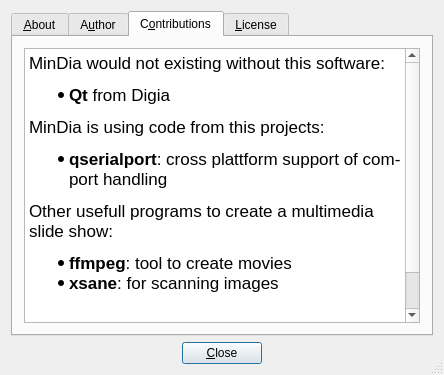
First picture: the form in src/AboutExtDlg4.ui, repository mneuroth/MinDia, before the edit.
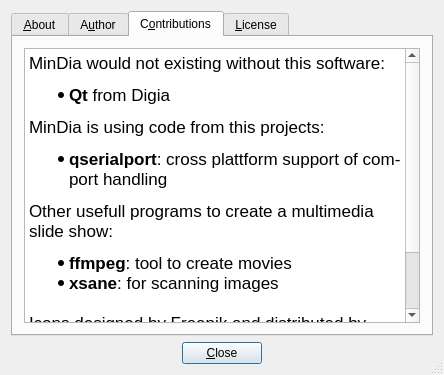
Second picture: the form after the edit. The open tabs and pages were chosen to show the change.

Commit message: Update about information

The edit to the form file:
```diff
--- a/src/AboutExtDlg4.ui
+++ b/src/AboutExtDlg4.ui
@@ -139,16 +139,17 @@
           <string>&lt;!DOCTYPE HTML PUBLIC &quot;-//W3C//DTD HTML 4.0//EN&quot; &quot;http://www.w3.org/TR/REC-html40/strict.dtd&quot;&gt;
 &lt;html&gt;&lt;head&gt;&lt;meta name=&quot;qrichtext&quot; content=&quot;1&quot; /&gt;&lt;style type=&quot;text/css&quot;&gt;
 p, li { white-space: pre-wrap; }
-&lt;/style&gt;&lt;/head&gt;&lt;body style=&quot; font-family:'.Lucida Grande UI'; font-size:13pt; font-weight:400; font-style:normal;&quot;&gt;
-&lt;p style=&quot; margin-top:0px; margin-bottom:0px; margin-left:0px; margin-right:0px; -qt-block-indent:0; text-indent:0px;&quot;&gt;&lt;span style=&quot; font-family:'Lucida Grande';&quot;&gt;MinDia would not existing without this software:&lt;/span&gt;&lt;/p&gt;
-&lt;ul style=&quot;margin-top: 0px; margin-bottom: 0px; margin-left: 0px; margin-right: 0px; -qt-list-indent: 1;&quot;&gt;&lt;li style=&quot; font-family:'Lucida Grande';&quot; style=&quot; margin-top:12px; margin-bottom:12px; margin-left:0px; margin-right:0px; -qt-block-indent:0; text-indent:0px;&quot;&gt;&lt;span style=&quot; font-weight:600;&quot;&gt;Qt&lt;/span&gt; from Digia&lt;/li&gt;&lt;/ul&gt;
-&lt;p style=&quot; margin-top:12px; margin-bottom:12px; margin-left:0px; margin-right:0px; -qt-block-indent:0; text-indent:0px;&quot;&gt;&lt;span style=&quot; font-family:'Lucida Grande';&quot;&gt;MinDia is using code from this projects:&lt;/span&gt;&lt;/p&gt;
-&lt;ul style=&quot;margin-top: 0px; margin-bottom: 0px; margin-left: 0px; margin-right: 0px; -qt-list-indent: 1;&quot;&gt;&lt;li style=&quot; font-family:'Lucida Grande';&quot; style=&quot; margin-top:12px; margin-bottom:0px; margin-left:0px; margin-right:0px; -qt-block-indent:0; text-indent:0px;&quot;&gt;&lt;span style=&quot; font-weight:600;&quot;&gt;qserialport&lt;/span&gt;: cross plattform support of com-port handling&lt;/li&gt;&lt;/ul&gt;
-&lt;p style=&quot; margin-top:12px; margin-bottom:12px; margin-left:0px; margin-right:0px; -qt-block-indent:0; text-indent:0px;&quot;&gt;&lt;span style=&quot; font-family:'Lucida Grande';&quot;&gt;Other usefull programs to create a multimedia slide show:&lt;/span&gt;&lt;/p&gt;
-&lt;ul style=&quot;margin-top: 0px; margin-bottom: 0px; margin-left: 0px; margin-right: 0px; -qt-list-indent: 1;&quot;&gt;&lt;li style=&quot; font-family:'Lucida Grande'; font-weight:600;&quot; style=&quot; margin-top:0px; margin-bottom:0px; margin-left:0px; margin-right:0px; -qt-block-indent:0; text-indent:0px;&quot;&gt;ffmpeg&lt;span style=&quot; font-weight:400;&quot;&gt;: tool to create movies&lt;/span&gt;&lt;/li&gt;
-&lt;li style=&quot; font-family:'Lucida Grande';&quot; style=&quot; margin-top:0px; margin-bottom:0px; margin-left:0px; margin-right:0px; -qt-block-indent:0; text-indent:0px;&quot;&gt;&lt;span style=&quot; font-weight:600;&quot;&gt;xsane&lt;/span&gt;: for scanning images&lt;/li&gt;&lt;/ul&gt;
-&lt;p style=&quot;-qt-paragraph-type:empty; margin-top:0px; margin-bottom:12px; margin-left:0px; margin-right:0px; -qt-block-indent:0; text-indent:0px; font-family:'Lucida Grande';&quot;&gt;&lt;br /&gt;&lt;/p&gt;
-&lt;p style=&quot; margin-top:0px; margin-bottom:0px; margin-left:0px; margin-right:0px; -qt-block-indent:0; text-indent:0px;&quot;&gt;&lt;span style=&quot; font-family:'Lucida Grande';&quot;&gt;&lt;br /&gt;&lt;/span&gt;&lt;/p&gt;&lt;/body&gt;&lt;/html&gt;</string>
+&lt;/style&gt;&lt;/head&gt;&lt;body style=&quot; font-family:'MS Shell Dlg 2'; font-size:8.1pt; font-weight:400; font-style:normal;&quot;&gt;
+&lt;p style=&quot; margin-top:0px; margin-bottom:0px; margin-left:0px; margin-right:0px; -qt-block-indent:0; text-indent:0px;&quot;&gt;&lt;span style=&quot; font-family:'Lucida Grande'; font-size:13pt;&quot;&gt;MinDia would not existing without this software:&lt;/span&gt;&lt;/p&gt;
+&lt;ul style=&quot;margin-top: 0px; margin-bottom: 0px; margin-left: 0px; margin-right: 0px; -qt-list-indent: 1;&quot;&gt;&lt;li style=&quot; font-family:'Lucida Grande'; font-size:13pt;&quot; style=&quot; margin-top:12px; margin-bottom:12px; margin-left:0px; margin-right:0px; -qt-block-indent:0; text-indent:0px;&quot;&gt;&lt;span style=&quot; font-weight:600;&quot;&gt;Qt&lt;/span&gt; from Digia&lt;/li&gt;&lt;/ul&gt;
+&lt;p style=&quot; margin-top:12px; margin-bottom:12px; margin-left:0px; margin-right:0px; -qt-block-indent:0; text-indent:0px;&quot;&gt;&lt;span style=&quot; font-family:'Lucida Grande'; font-size:13pt;&quot;&gt;MinDia is using code from this projects:&lt;/span&gt;&lt;/p&gt;
+&lt;ul style=&quot;margin-top: 0px; margin-bottom: 0px; margin-left: 0px; margin-right: 0px; -qt-list-indent: 1;&quot;&gt;&lt;li style=&quot; font-family:'Lucida Grande'; font-size:13pt;&quot; style=&quot; margin-top:12px; margin-bottom:0px; margin-left:0px; margin-right:0px; -qt-block-indent:0; text-indent:0px;&quot;&gt;&lt;span style=&quot; font-weight:600;&quot;&gt;qserialport&lt;/span&gt;: cross plattform support of com-port handling&lt;/li&gt;&lt;/ul&gt;
+&lt;p style=&quot; margin-top:12px; margin-bottom:12px; margin-left:0px; margin-right:0px; -qt-block-indent:0; text-indent:0px;&quot;&gt;&lt;span style=&quot; font-family:'Lucida Grande'; font-size:13pt;&quot;&gt;Other usefull programs to create a multimedia slide show:&lt;/span&gt;&lt;/p&gt;
+&lt;ul style=&quot;margin-top: 0px; margin-bottom: 0px; margin-left: 0px; margin-right: 0px; -qt-list-indent: 1;&quot;&gt;&lt;li style=&quot; font-family:'Lucida Grande'; font-size:13pt; font-weight:600;&quot; style=&quot; margin-top:0px; margin-bottom:0px; margin-left:0px; margin-right:0px; -qt-block-indent:0; text-indent:0px;&quot;&gt;ffmpeg&lt;span style=&quot; font-weight:400;&quot;&gt;: tool to create movies&lt;/span&gt;&lt;/li&gt;
+&lt;li style=&quot; font-family:'Lucida Grande'; font-size:13pt;&quot; style=&quot; margin-top:0px; margin-bottom:0px; margin-left:0px; margin-right:0px; -qt-block-indent:0; text-indent:0px;&quot;&gt;&lt;span style=&quot; font-weight:600;&quot;&gt;xsane&lt;/span&gt;: for scanning images&lt;/li&gt;&lt;/ul&gt;
+&lt;p style=&quot;-qt-paragraph-type:empty; margin-top:0px; margin-bottom:0px; margin-left:0px; margin-right:0px; -qt-block-indent:1; text-indent:0px; font-family:'Lucida Grande'; font-size:13pt;&quot;&gt;&lt;br /&gt;&lt;/p&gt;
+&lt;p style=&quot; margin-top:0px; margin-bottom:12px; margin-left:0px; margin-right:0px; -qt-block-indent:0; text-indent:0px;&quot;&gt;&lt;span style=&quot; font-family:'Lucida Grande'; font-size:13pt;&quot;&gt;Icons designed by Freepik and distributed by Flaticon.&lt;/span&gt;&lt;/p&gt;
+&lt;p style=&quot; margin-top:0px; margin-bottom:0px; margin-left:0px; margin-right:0px; -qt-block-indent:0; text-indent:0px;&quot;&gt;&lt;span style=&quot; font-family:'Lucida Grande'; font-size:13pt;&quot;&gt;&lt;br /&gt;&lt;/span&gt;&lt;/p&gt;&lt;/body&gt;&lt;/html&gt;</string>
          </property>
         </widget>
        </item>
```
Left out of the diff: 10 changed lines with no effect on the pictures.
